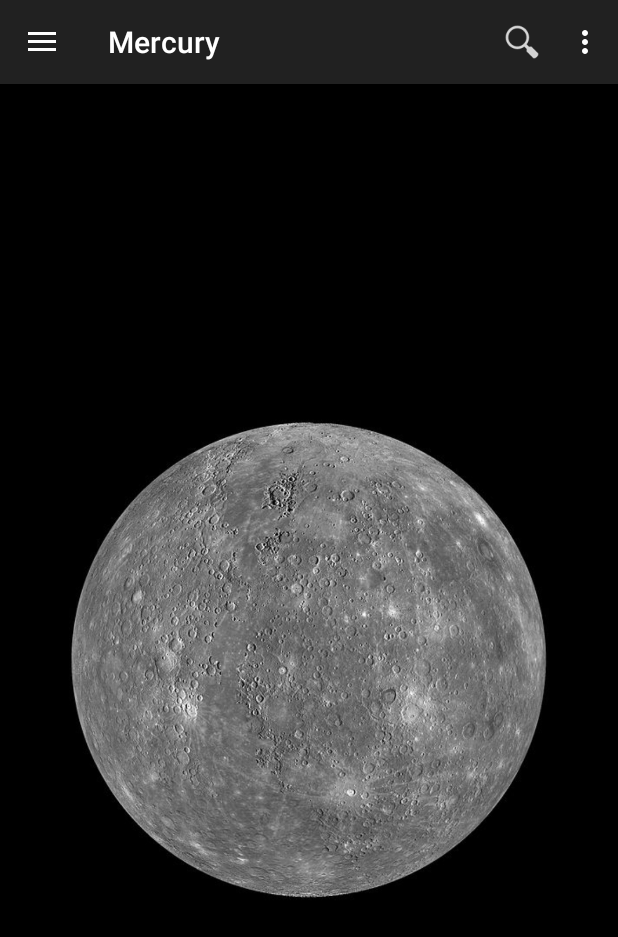
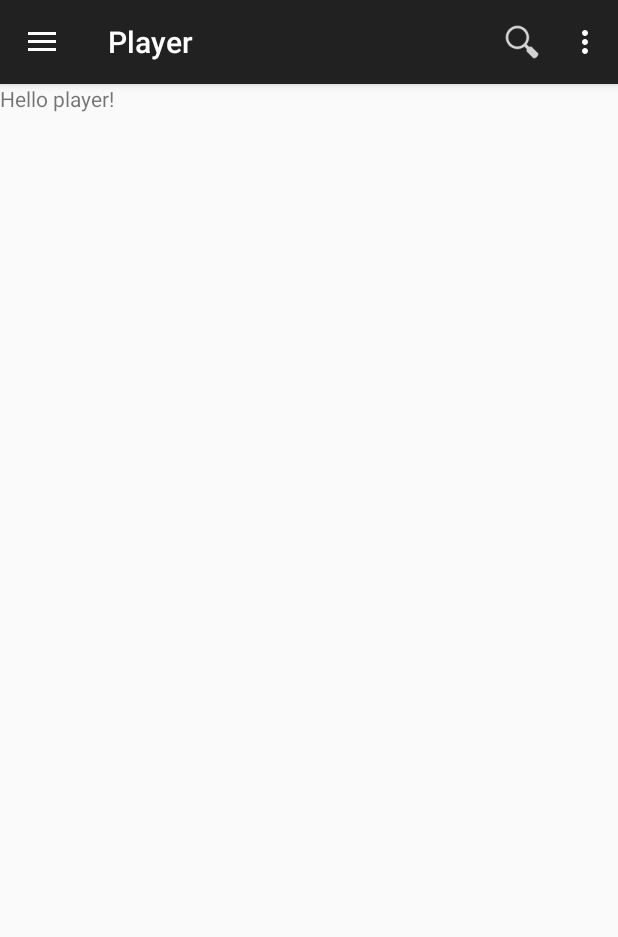
Before and after one commit to SupernovaAndroidApplication/supernova, an Android app: the screen it shows after launch (MainActivity), on a phone screen of 412 x 824 dp. Shown: the top 937 px of the screen. Run offline under Robolectric (Android 15) with nearby library versions, the phone set to English and light mode, and no system bars.

Commit message:
quick fix

```diff
--- a/app/src/main/java/imac/supernova/MainActivity.java
+++ b/app/src/main/java/imac/supernova/MainActivity.java
@@ -137,17 +137,26 @@ public class MainActivity extends ActionBarActivity {
         @Override
         public void onItemClick(AdapterView<?> parent, View view, int position, long id) {
             selectItem(position);
+            //loadContentList(position);
         }
     }
 
     /** Swaps fragments in the main content view */
     private void selectItem(int position) {
-        // Create a new fragment and specify the planet to show based on position
-        Fragment fragment = new PlanetFragment();
-        Bundle args = new Bundle();
-        args.putInt(PlanetFragment.ARG_PLANET_NUMBER, position);
-        fragment.setArguments(args);
-
+        Fragment fragment;
+        if(position == 0) {
+            fragment = new PlayerCardFragment();
+        }
+        else if(position == 1) {
+            fragment = new FleetDashboardFragment();
+        }
+        else {
+            // Create a new fragment and specify the planet to show based on position
+            fragment = new PlanetFragment();
+            Bundle args = new Bundle();
+            args.putInt(PlanetFragment.ARG_PLANET_NUMBER, position);
+            fragment.setArguments(args);
+        }
         // Insert the fragment by replacing any existing fragment
         FragmentManager fragmentManager = getFragmentManager();
         fragmentManager.beginTransaction().replace(R.id.content_frame, fragment).commit();
@@ -182,4 +191,57 @@ public class MainActivity extends ActionBarActivity {
         // Pass any configuration change to the drawer toggles
         mDrawerToggle.onConfigurationChanged(newConfig);
     }
+
+    /** Two-levels navigation */
+    /** The method that will be called on item click for the main list */
+    /*private void loadContentList(int position) {
+        setTitle(mPlanetTitles[position]);
+
+        String[] content;
+
+        switch(position) {
+            case 0:
+                content = getResources().getStringArray(R.array.mercury_array);
+                break;
+            case 1:
+                content = getResources().getStringArray(R.array.venus_array);
+                break;
+            case 2:
+                content = getResources().getStringArray(R.array.earth_array);
+                break;
+            case 3:
+                content = getResources().getStringArray(R.array.mars_array);
+                break;
+            case 4:
+                content = getResources().getStringArray(R.array.jupiter_array);
+                break;
+            case 5:
+                content = getResources().getStringArray(R.array.saturn_array);
+                break;
+            case 6:
+                content = getResources().getStringArray(R.array.uranus_array);
+                break;
+            case 7:
+                content = getResources().getStringArray(R.array.neptune_array);
+                break;
+            default:
+                content = getResources().getStringArray(R.array.neptune_array);
+        }
+
+        // Change ListView's adapter
+        mDrawerList.setAdapter(new ArrayAdapter<String>(this,
+                R.layout.drawer_list_item, content));
+
+        // Change OnItemClickListener // CityItemClickListener is defined below
+        mDrawerList.setOnItemClickListener(new CityItemClickListener());
+    }*/
+
+    /*private class CityItemClickListener implements ListView.OnItemClickListener {
+        @Override
+        public void onItemClick(AdapterView<?> parent, View view, int position, long id) {
+            // This is the method that was being called on planet click
+            // in the original example. Implementation of it is up to you
+            selectItem(position);
+        }
+    }*/
 }
--- a/app/src/main/java/imac/supernova/PlanetFragment.java
+++ b/app/src/main/java/imac/supernova/PlanetFragment.java
@@ -44,7 +44,7 @@ public class PlanetFragment extends Fragment {
      *
      * @param //param1 Parameter 1.
      * @param //param2 Parameter 2.
-     * @return A new instance of fragment PlanetFragment.
+     * @return //A new instance of fragment PlanetFragment.
      */
     // TODO: Rename and change types and number of parameters
     /*public static PlanetFragment newInstance(String param1, String param2) {
--- a/app/src/main/res/layout/activity_main.xml
+++ b/app/src/main/res/layout/activity_main.xml
@@ -13,8 +13,8 @@
         android:layout_width="match_parent"
         android:layout_height="match_parent">
 
-        <TextView android:text="@string/hello_world" android:layout_width="wrap_content"
-            android:layout_height="wrap_content" />
+        <!--<TextView android:text="@string/hello_world" android:layout_width="wrap_content"
+            android:layout_height="wrap_content" />-->
 
     </FrameLayout>
 
--- a/app/src/main/res/values/strings.xml
+++ b/app/src/main/res/values/strings.xml
@@ -6,8 +6,8 @@
     <string name="action_settings">Settings</string>
 
     <string-array name="planets_array">
-        <item>Mercury</item>
-        <item>Venus</item>
+        <item>Player</item>
+        <item>Fleet</item>
         <item>Earth</item>
         <item>Mars</item>
         <item>Jupiter</item>
@@ -16,10 +16,62 @@
         <item>Neptune</item>
     </string-array>
 
+    <!--
+    <string-array name="mercury_array">
+        <item>Undiscovered City 1 (Mercury)</item>
+        <item>Undiscovered City 2 (Mercury)</item>
+        <item>Undiscovered City 3 (Mercury)</item>
+        <item>Undiscovered City 4 (Mercury)</item>
+    </string-array>
+    <string-array name="venus_array">
+        <item>Undiscovered City 1 (Venus)</item>
+        <item>Undiscovered City 2 (Venus)</item>
+        <item>Undiscovered City 3 (Venus)</item>
+        <item>Undiscovered City 4 (Venus)</item>
+    </string-array>
+    <string-array name="earth_array">
+        <item>New York</item>
+        <item>Hong Kong</item>
+        <item>New Delhi</item>
+        <item>London</item>
+    </string-array>
+    <string-array name="mars_array">
+        <item>Undiscovered City 1 (Mars)</item>
+        <item>Undiscovered City 2 (Mars)</item>
+        <item>Undiscovered City 3 (Mars)</item>
+        <item>Undiscovered City 4 (Mars)</item>
+    </string-array>
+    <string-array name="jupiter_array">
+        <item>Undiscovered City 1 (Jupiter)</item>
+        <item>Undiscovered City 2 (Jupiter)</item>
+        <item>Undiscovered City 3 (Jupiter)</item>
+        <item>Undiscovered City 4 (Jupiter)</item>
+    </string-array>
+    <string-array name="saturn_array">
+        <item>Undiscovered City 1 (Saturn)</item>
+        <item>Undiscovered City 2 (Saturn)</item>
+        <item>Undiscovered City 3 (Saturn)</item>
+        <item>Undiscovered City 4 (Saturn)</item>
+    </string-array>
+    <string-array name="uranus_array">
+        <item>Undiscovered City 1 (Uranus)</item>
+        <item>Undiscovered City 2 (Uranus)</item>
+        <item>Undiscovered City 3 (Uranus)</item>
+        <item>Undiscovered City 4 (Uranus)</item>
+    </string-array>
+    <string-array name="neptune_array">
+        <item>Undiscovered City 1 (Neptune)</item>
+        <item>Undiscovered City 2 (Neptune)</item>
+        <item>Undiscovered City 3 (Neptune)</item>
+        <item>Undiscovered City 4 (Neptune)</item>
+    </string-array>
+    -->
+
     <string name="drawer_open">Open navigation drawer</string>
     <string name="drawer_close">Close navigation drawer</string>
     <string name="action_websearch">Web search</string>
     <string name="app_not_available">Sorry, there\'s no web browser available</string>
-    <string name="hello_blank_fragment">Hello blank fragment</string>
+    <string name="hello_player_fragment">Hello player!</string>
+    <string name="hello_fleet_fragment">Hello fleet!</string>
 
 </resources>
```
